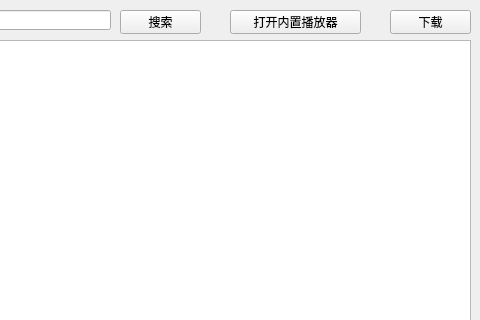
qingchenyouforcc/neuroSangSpider, file ui/main_windows.ui: the form before one commit; both pictures show x 200 to 680 and y 0 to 320 of the 680 by 544 pixel window.
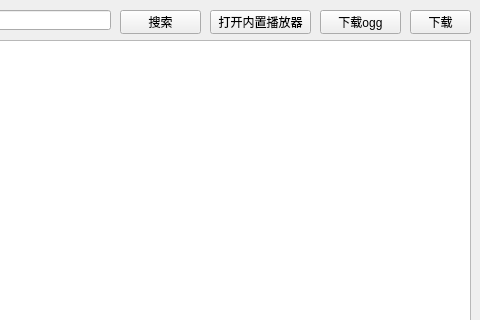
The form after the commit.

Patch:
```diff
--- a/ui/main_windows.ui
+++ b/ui/main_windows.ui
@@ -23,9 +23,9 @@
    <widget class="QPushButton" name="DownloadBtn">
     <property name="geometry">
      <rect>
-      <x>590</x>
+      <x>610</x>
       <y>10</y>
-      <width>81</width>
+      <width>61</width>
       <height>24</height>
      </rect>
     </property>
@@ -82,9 +82,9 @@
    <widget class="QPushButton" name="openPlayerBTN">
     <property name="geometry">
      <rect>
-      <x>430</x>
+      <x>410</x>
       <y>10</y>
-      <width>131</width>
+      <width>101</width>
       <height>24</height>
      </rect>
     </property>
@@ -92,6 +92,19 @@
      <string>打开内置播放器</string>
     </property>
    </widget>
+   <widget class="QPushButton" name="DownloadBtn_ogg">
+    <property name="geometry">
+     <rect>
+      <x>520</x>
+      <y>10</y>
+      <width>81</width>
+      <height>24</height>
+     </rect>
+    </property>
+    <property name="text">
+     <string>下载ogg</string>
+    </property>
+   </widget>
   </widget>
   <widget class="QMenuBar" name="menubar">
    <property name="geometry">
```
